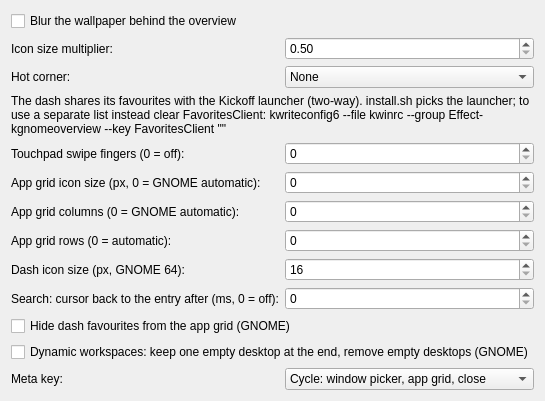
The window that package/contents/ui/config.ui (Adroited-LLC/kgnome-overview) describes before a commit, drawn with Qt 5.
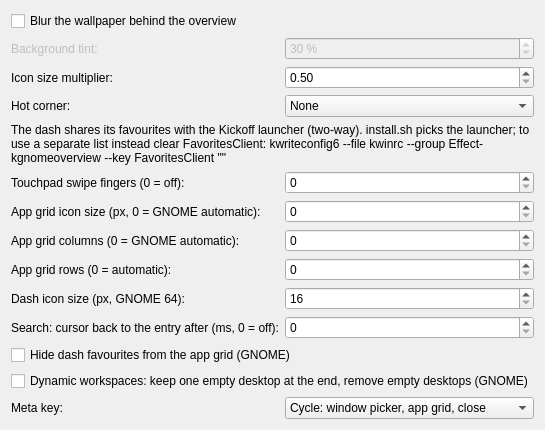
The same window after the commit.

Commit message:
BackgroundTint setting: strength of the overlay over the blurred wallpaper
0-100 %, default 30 (the value from PR #1), used only with BlurBackground;
without blur the background stays solid. Spin box under the blur checkbox
in the settings dialog, enabled only while blur is checked. Applies live
on reconfigure.

Diff of the .ui file:
```diff
--- a/package/contents/ui/config.ui
+++ b/package/contents/ui/config.ui
@@ -13,13 +13,48 @@
     </widget>
    </item>
    <item row="1" column="0">
+    <widget class="QLabel" name="labelBackgroundTint">
+     <property name="enabled">
+      <bool>false</bool>
+     </property>
+     <property name="text">
+      <string>Background tint:</string>
+     </property>
+    </widget>
+   </item>
+   <item row="1" column="1">
+    <widget class="QSpinBox" name="kcfg_BackgroundTint">
+     <property name="enabled">
+      <bool>false</bool>
+     </property>
+     <property name="toolTip">
+      <string>How dark the overlay over the blurred wallpaper is (0 % = blur only, 100 % = solid). Used only with blur.</string>
+     </property>
+     <property name="suffix">
+      <string> %</string>
+     </property>
+     <property name="minimum">
+      <number>0</number>
+     </property>
+     <property name="maximum">
+      <number>100</number>
+     </property>
+     <property name="singleStep">
+      <number>5</number>
+     </property>
+     <property name="value">
+      <number>30</number>
+     </property>
+    </widget>
+   </item>
+   <item row="2" column="0">
     <widget class="QLabel" name="labelIconScale">
      <property name="text">
       <string>Icon size multiplier:</string>
      </property>
     </widget>
    </item>
-   <item row="1" column="1">
+   <item row="2" column="1">
     <widget class="QDoubleSpinBox" name="kcfg_IconScale">
      <property name="minimum">
       <double>0.5</double>
@@ -32,14 +67,14 @@
      </property>
     </widget>
    </item>
-   <item row="2" column="0">
+   <item row="3" column="0">
     <widget class="QLabel" name="labelHotCorner">
      <property name="text">
       <string>Hot corner:</string>
      </property>
     </widget>
    </item>
-   <item row="2" column="1">
+   <item row="3" column="1">
     <widget class="QComboBox" name="kcfg_HotCorner">
      <item><property name="text"><string>None</string></property></item>
      <item><property name="text"><string>Top left (GNOME)</string></property></item>
@@ -48,14 +83,14 @@
      <item><property name="text"><string>Bottom right</string></property></item>
     </widget>
    </item>
-   <item row="4" column="0">
+   <item row="5" column="0">
     <widget class="QLabel" name="gestureLabel">
      <property name="text">
       <string>Touchpad swipe fingers (0 = off):</string>
      </property>
     </widget>
    </item>
-   <item row="4" column="1">
+   <item row="5" column="1">
     <widget class="QSpinBox" name="kcfg_GestureFingers">
      <property name="minimum">
       <number>0</number>
@@ -65,14 +100,14 @@
      </property>
     </widget>
    </item>
-   <item row="5" column="0">
+   <item row="6" column="0">
     <widget class="QLabel" name="labelIconSize">
      <property name="text">
       <string>App grid icon size (px, 0 = GNOME automatic):</string>
      </property>
     </widget>
    </item>
-   <item row="5" column="1">
+   <item row="6" column="1">
     <widget class="QSpinBox" name="kcfg_IconSize">
      <property name="minimum">
       <number>0</number>
@@ -82,14 +117,14 @@
      </property>
     </widget>
    </item>
-   <item row="6" column="0">
+   <item row="7" column="0">
     <widget class="QLabel" name="labelColumns">
      <property name="text">
       <string>App grid columns (0 = GNOME automatic):</string>
      </property>
     </widget>
    </item>
-   <item row="6" column="1">
+   <item row="7" column="1">
     <widget class="QSpinBox" name="kcfg_Columns">
      <property name="minimum">
       <number>0</number>
@@ -99,14 +134,14 @@
      </property>
     </widget>
    </item>
-   <item row="7" column="0">
+   <item row="8" column="0">
     <widget class="QLabel" name="labelRows">
      <property name="text">
       <string>App grid rows (0 = automatic):</string>
      </property>
     </widget>
    </item>
-   <item row="7" column="1">
+   <item row="8" column="1">
     <widget class="QSpinBox" name="kcfg_Rows">
      <property name="minimum">
       <number>0</number>
@@ -116,7 +151,7 @@
      </property>
     </widget>
    </item>
-   <item row="3" column="0" colspan="2">
+   <item row="4" column="0" colspan="2">
     <widget class="QLabel" name="labelFavorites">
      <property name="wordWrap">
       <bool>true</bool>
@@ -126,14 +161,14 @@
      </property>
     </widget>
    </item>
-   <item row="8" column="0">
+   <item row="9" column="0">
     <widget class="QLabel" name="labelDashIconSize">
      <property name="text">
       <string>Dash icon size (px, GNOME 64):</string>
      </property>
     </widget>
    </item>
-   <item row="8" column="1">
+   <item row="9" column="1">
     <widget class="QSpinBox" name="kcfg_DashIconSize">
      <property name="minimum">
       <number>16</number>
@@ -143,14 +178,14 @@
      </property>
     </widget>
    </item>
-   <item row="9" column="0">
+   <item row="10" column="0">
     <widget class="QLabel" name="labelSearchFocusReturnMs">
      <property name="text">
       <string>Search: cursor back to the entry after (ms, 0 = off):</string>
      </property>
     </widget>
    </item>
-   <item row="9" column="1">
+   <item row="10" column="1">
     <widget class="QSpinBox" name="kcfg_SearchFocusReturnMs">
      <property name="minimum">
       <number>0</number>
@@ -160,28 +195,28 @@
      </property>
     </widget>
    </item>
-   <item row="10" column="0" colspan="2">
+   <item row="11" column="0" colspan="2">
     <widget class="QCheckBox" name="kcfg_HideFavoritesInGrid">
      <property name="text">
       <string>Hide dash favourites from the app grid (GNOME)</string>
      </property>
     </widget>
    </item>
-   <item row="11" column="0" colspan="2">
+   <item row="12" column="0" colspan="2">
     <widget class="QCheckBox" name="kcfg_DynamicWorkspaces">
      <property name="text">
       <string>Dynamic workspaces: keep one empty desktop at the end, remove empty desktops (GNOME)</string>
      </property>
     </widget>
    </item>
-   <item row="12" column="0">
+   <item row="13" column="0">
     <widget class="QLabel" name="labelMetaCycle">
      <property name="text">
       <string>Meta key:</string>
      </property>
     </widget>
    </item>
-   <item row="12" column="1">
+   <item row="13" column="1">
     <widget class="QComboBox" name="kcfg_MetaCycle">
      <item><property name="text"><string>Cycle: window picker, app grid, close</string></property></item>
      <item><property name="text"><string>Toggle the window picker (GNOME)</string></property></item>
```
Left out of the diff: 15 changed lines with no effect on the pictures. The commit also changes 3 other files.
